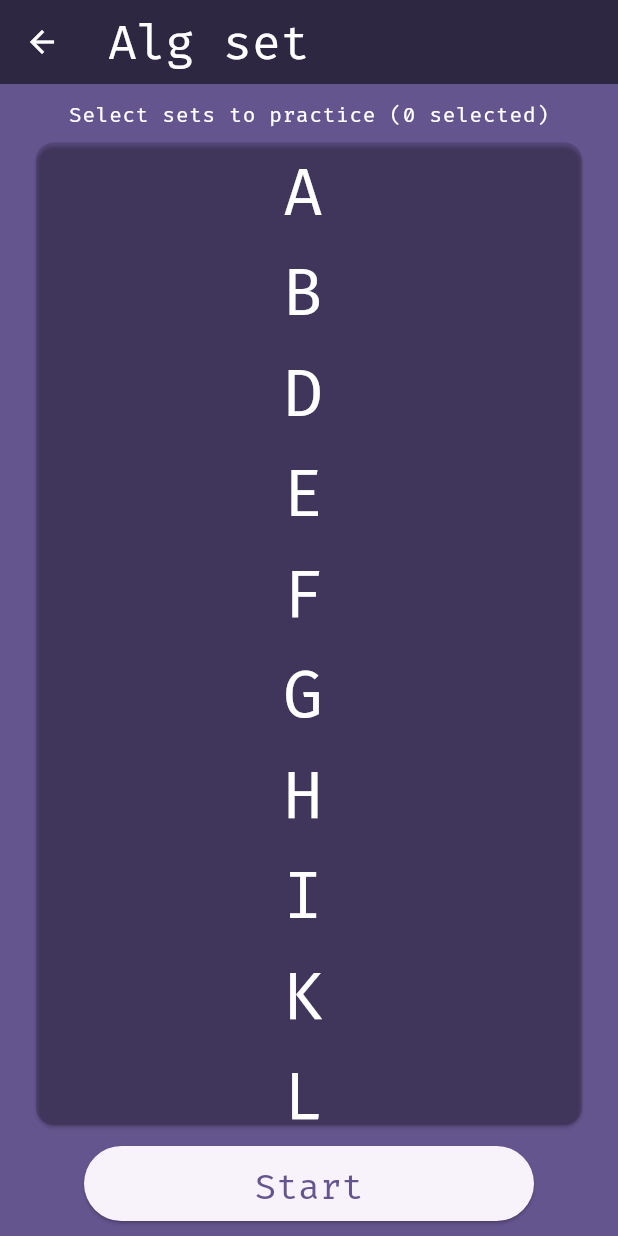
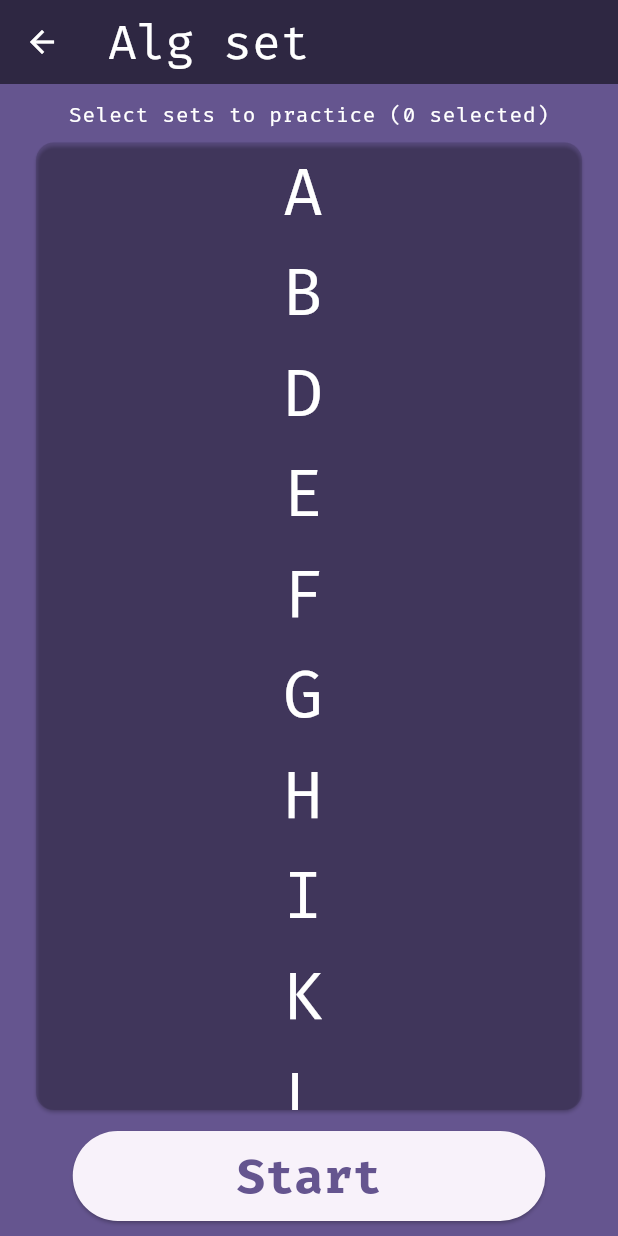
Before and after one commit to NicolasAubinet/3StyleTrainer, a Flutter app: the screen it shows after launch, after a tap on "Corners", on a phone screen of 412 x 824 dp. Run offline on Flutter 3.47's test engine with Material 3 defaults, Android fonts, the phone set to English and light mode, and no system bars; our stand-ins replace google_fonts, shared_preferences, timer_count_down; generated files the repository leaves out were written again.

Commit message:
Make start button bold and adjust size/padding

```diff
--- a/lib/screens/alg_set_selector_screen.dart
+++ b/lib/screens/alg_set_selector_screen.dart
@@ -116,7 +116,8 @@ class _AlgSetSelectorScreenState extends State<AlgSetSelectorScreen> {
             SizedBox(height: 10),
             ElevatedButton(
               style: ElevatedButton.styleFrom(
-                fixedSize: Size(300, 50),
+                fixedSize: Size(315, 60),
+                padding: EdgeInsets.all(2),
               ),
               onPressed: () {
                 if (selectedIndices.isEmpty) {
@@ -138,7 +139,13 @@ class _AlgSetSelectorScreenState extends State<AlgSetSelectorScreen> {
                   );
                 }
               },
-              child: Text(AppLocalizations.of(context)!.start),
+              child: Text(
+                AppLocalizations.of(context)!.start,
+                style: theme.textTheme.titleMedium?.copyWith(
+                  fontWeight: FontWeight.bold,
+                  color: theme.colorScheme.primary,
+                ),
+              ),
             ),
           ],
         ),
```
